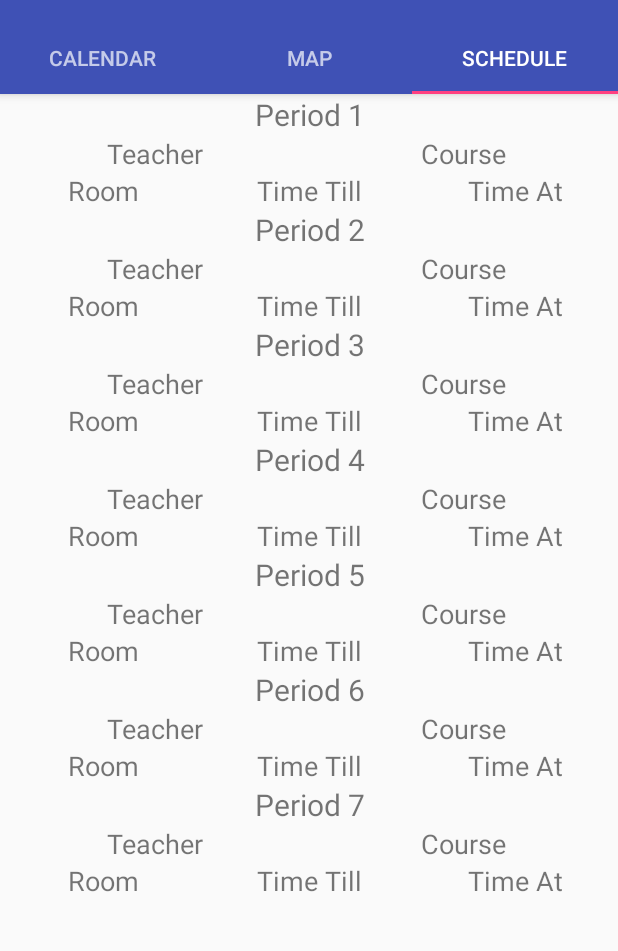
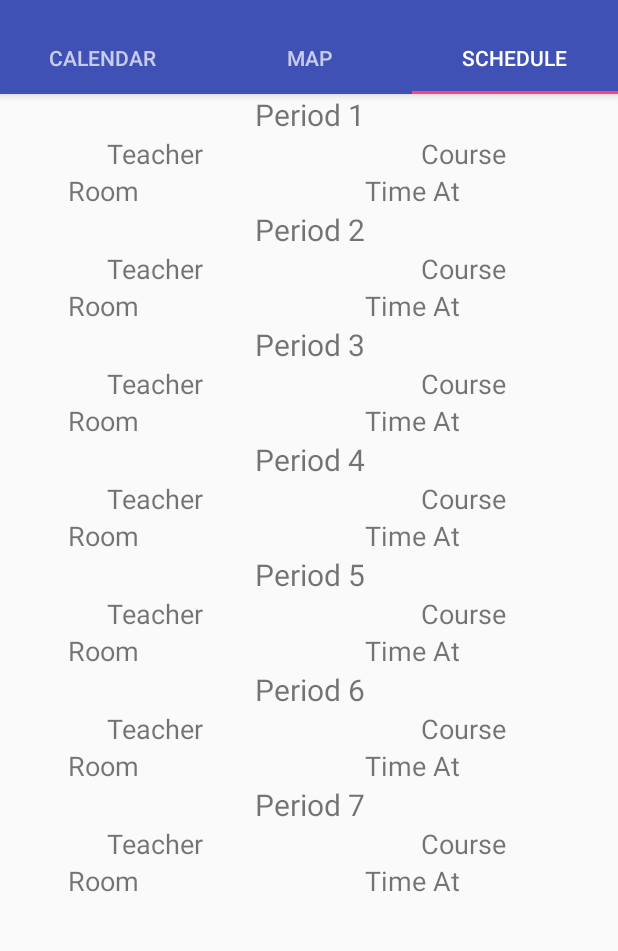
Before and after one commit to EdenPlus/ProjectNavi, an Android app: the screen it shows after launch (MainActivity), tab 3 chosen, on a phone screen of 412 x 824 dp, the part 74-1025 px from its top. Run offline under Robolectric (Android 15) with nearby library versions, the phone set to English and light mode, and no system bars; pictures from the network do not load.

Commit message:
Time Differences

```diff
--- a/app/src/main/res/layout/tab_schedule.xml
+++ b/app/src/main/res/layout/tab_schedule.xml
@@ -64,19 +64,10 @@
                 android:text="Room" />
 
             <TextView
-                android:id="@+id/p1TimeTill"
+                android:id="@+id/p1Time"
                 android:layout_width="0dp"
                 android:layout_height="wrap_content"
-                android:layout_weight="1"
-                android:gravity="center"
-                android:textSize="@dimen/schedule_item_size"
-                android:text="Time Till" />
-
-            <TextView
-                android:id="@+id/p1TimeAt"
-                android:layout_width="0dp"
-                android:layout_height="wrap_content"
-                android:layout_weight="1"
+                android:layout_weight="2"
                 android:gravity="center"
                 android:textSize="@dimen/schedule_item_size"
                 android:text="Time At" />
@@ -142,19 +133,10 @@
                 android:text="Room" />
 
             <TextView
-                android:id="@+id/p2TimeTill"
+                android:id="@+id/p2Time"
                 android:layout_width="0dp"
                 android:layout_height="wrap_content"
-                android:layout_weight="1"
-                android:gravity="center"
-                android:textSize="@dimen/schedule_item_size"
-                android:text="Time Till" />
-
-            <TextView
-                android:id="@+id/p2TimeAt"
-                android:layout_width="0dp"
-                android:layout_height="wrap_content"
-                android:layout_weight="1"
+                android:layout_weight="2"
                 android:gravity="center"
                 android:textSize="@dimen/schedule_item_size"
                 android:text="Time At" />
@@ -220,19 +202,10 @@
                 android:text="Room" />
 
             <TextView
-                android:id="@+id/p3TimeTill"
+                android:id="@+id/p3Time"
                 android:layout_width="0dp"
                 android:layout_height="wrap_content"
-                android:layout_weight="1"
-                android:gravity="center"
-                android:textSize="@dimen/schedule_item_size"
-                android:text="Time Till" />
-
-            <TextView
-                android:id="@+id/p3TimeAt"
-                android:layout_width="0dp"
-                android:layout_height="wrap_content"
-                android:layout_weight="1"
+                android:layout_weight="2"
                 android:gravity="center"
                 android:textSize="@dimen/schedule_item_size"
                 android:text="Time At" />
@@ -298,19 +271,10 @@
                 android:text="Room" />
 
             <TextView
-                android:id="@+id/p4TimeTill"
+                android:id="@+id/p4Time"
                 android:layout_width="0dp"
                 android:layout_height="wrap_content"
-                android:layout_weight="1"
-                android:gravity="center"
-                android:textSize="@dimen/schedule_item_size"
-                android:text="Time Till" />
-
-            <TextView
-                android:id="@+id/p4TimeAt"
-                android:layout_width="0dp"
-                android:layout_height="wrap_content"
-                android:layout_weight="1"
+                android:layout_weight="2"
                 android:gravity="center"
                 android:textSize="@dimen/schedule_item_size"
                 android:text="Time At" />
@@ -376,19 +340,10 @@
                 android:text="Room" />
 
             <TextView
-                android:id="@+id/p5TimeTill"
+                android:id="@+id/p5Time"
                 android:layout_width="0dp"
                 android:layout_height="wrap_content"
-                android:layout_weight="1"
-                android:gravity="center"
-                android:textSize="@dimen/schedule_item_size"
-                android:text="Time Till" />
-
-            <TextView
-                android:id="@+id/p5TimeAt"
-                android:layout_width="0dp"
-                android:layout_height="wrap_content"
-                android:layout_weight="1"
+                android:layout_weight="2"
                 android:gravity="center"
                 android:textSize="@dimen/schedule_item_size"
                 android:text="Time At" />
@@ -454,19 +409,10 @@
                 android:text="Room" />
 
             <TextView
-                android:id="@+id/p6TimeTill"
+                android:id="@+id/p6Time"
                 android:layout_width="0dp"
                 android:layout_height="wrap_content"
-                android:layout_weight="1"
-                android:gravity="center"
-                android:textSize="@dimen/schedule_item_size"
-                android:text="Time Till" />
-
-            <TextView
-                android:id="@+id/p6TimeAt"
-                android:layout_width="0dp"
-                android:layout_height="wrap_content"
-                android:layout_weight="1"
+                android:layout_weight="2"
                 android:gravity="center"
                 android:textSize="@dimen/schedule_item_size"
                 android:text="Time At" />
@@ -532,19 +478,10 @@
                 android:text="Room" />
 
             <TextView
-                android:id="@+id/p7TimeTill"
+                android:id="@+id/p7Time"
                 android:layout_width="0dp"
                 android:layout_height="wrap_content"
-                android:layout_weight="1"
-                android:gravity="center"
-                android:textSize="@dimen/schedule_item_size"
-                android:text="Time Till" />
-
-            <TextView
-                android:id="@+id/p7TimeAt"
-                android:layout_width="0dp"
-                android:layout_height="wrap_content"
-                android:layout_weight="1"
+                android:layout_weight="2"
                 android:gravity="center"
                 android:textSize="@dimen/schedule_item_size"
                 android:text="Time At" />
```
Also changed, not shown: app/src/main/java/justenlosoya/projectnavi/TabSchedule.java (+266 -28 lines), app/src/main/res/values/strings.xml (+55 -55 lines), 29 other files.
